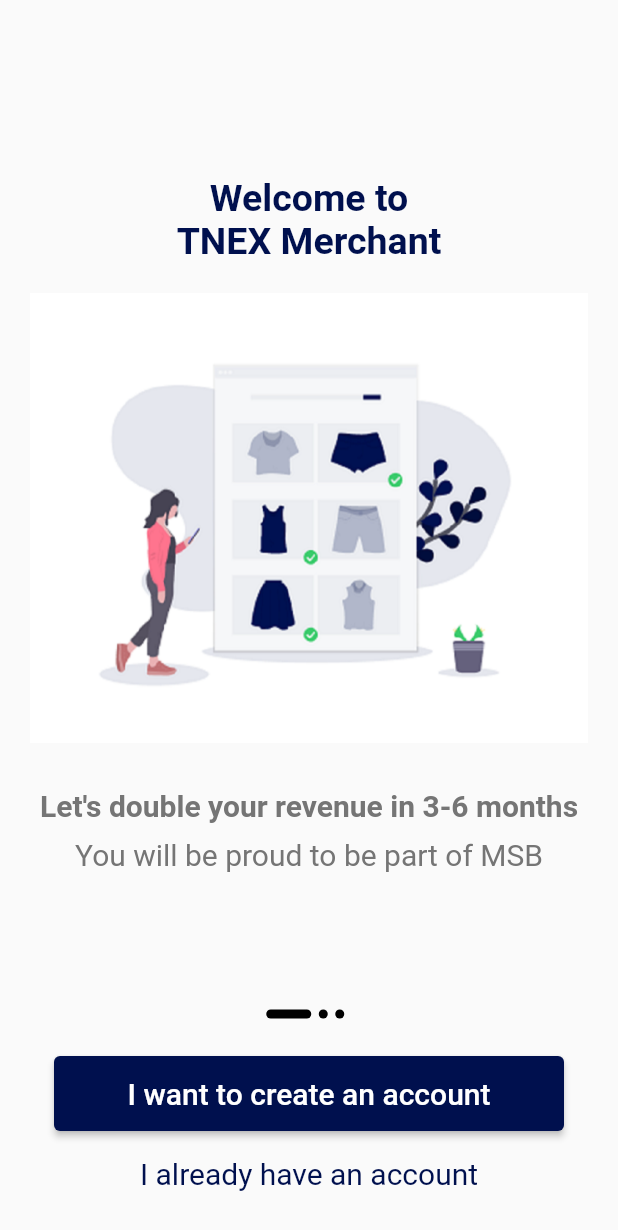
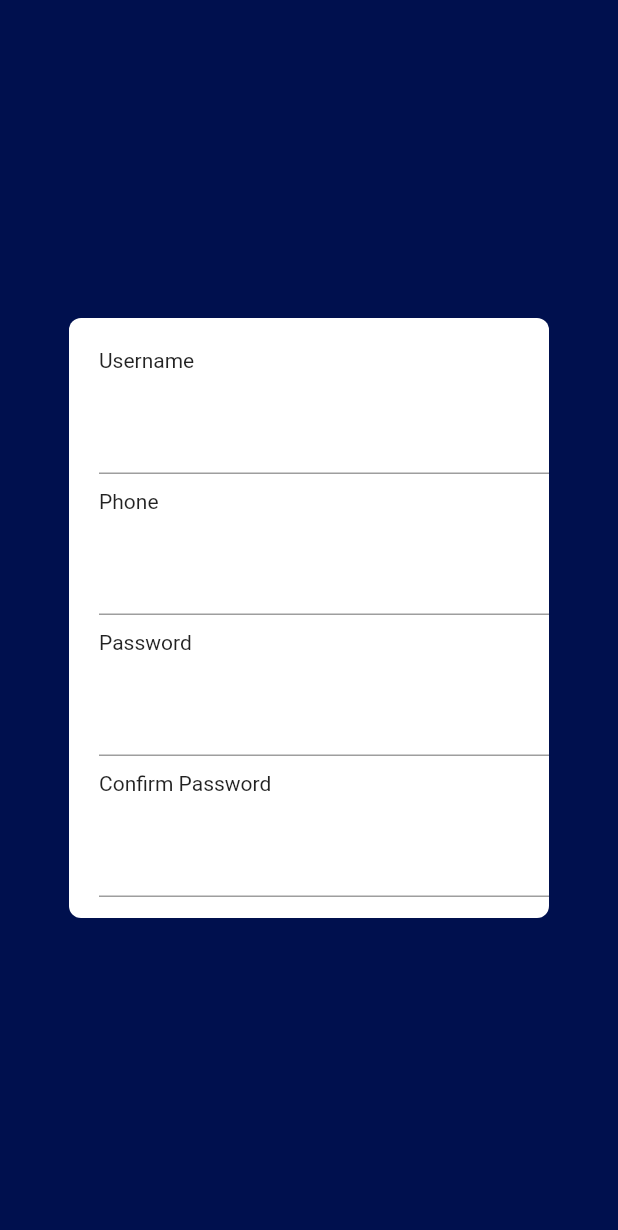
Before and after one commit to NDK1410/TNEX_Merchant, a Flutter app: the IntroScreen screen opened directly, after a tap on "I want to create an account", on a phone screen of 412 x 824 dp. Shown: the top 1230 px of the screen. Run offline on Flutter 3.47's test engine with Material 2 defaults, Android fonts, the phone set to English and light mode, and no system bars; our stand-ins replace bloc, flutter_bloc.

Commit message:
RegisterScreen

```diff
--- /dev/null
+++ b/lib/src/BloC/RegisterBloC/RegisterBloc.dart
@@ -0,0 +1,6 @@
+import 'dart:async';
+import 'package:bloc/bloc.dart';
+import 'package:flutter_bloc/flutter_bloc.dart';
+import 'package:tnexmerchant/src/validations/validation.dart';
+
+class RegisterBloc {}
--- a/lib/src/MyApp.dart
+++ b/lib/src/MyApp.dart
@@ -1,13 +1,25 @@
 import 'package:flutter/material.dart';
 import 'package:tnexmerchant/src/screens/LoadingScreen.dart';
-import 'package:tnexmerchant/src/screens/CampainSelectTemplate.dart';
+import 'package:tnexmerchant/src/screens/RegisterScreen.dart';
+import 'package:tnexmerchant/src/screens/IntroScreen.dart';
+import 'package:tnexmerchant/src/helpers/SlideRightRouter.dart';
 
 class MyApp extends StatelessWidget {
   @override
   Widget build(BuildContext context) {
     return MaterialApp(
       title: 'TNEX Merchant App',
-      home: CampaignSelectTemplate(),
+      onGenerateRoute: (RouteSettings settings) {
+        switch (settings.name) {
+          case '/':
+            return SlideRightRoute(widget: IntroScreen());
+            break;
+          case '/register':
+            return SlideRightRoute(widget: RegisterScreen());
+            break;
+        }
+      },
+      home: LoadingScreen(),
     );
   }
 }
--- a/lib/src/helpers/MyString.dart
+++ b/lib/src/helpers/MyString.dart
@@ -3,4 +3,15 @@
   static var step2 = "Just a few steps and it's done";
   static var step3 = "You are the only self";
   static var step4 = "You will be proud to be part of MSB";
+  static var username_provide = "Please provide username";
+  static var all_errors =
+      "Please correct all the highlighted errors and try again";
+  static var password_provide = "Please provide a password";
+  static var phone_format = "Phone number is not in correct format";
+  static var stronger_password = "Please provide stronger password";
+  static var min_char = "more than 8 characters";
+  static var lower = "Lowercase";
+  static var upper_case = "Uppercase";
+  static var number_or_special = "Number or special characters";
+  static var username_require = "Only aphabet and number characters";
 }
--- /dev/null
+++ b/lib/src/helpers/SlideRightRouter.dart
@@ -0,0 +1,24 @@
+import 'package:flutter/material.dart';
+
+class SlideRightRoute extends PageRouteBuilder {
+  final Widget widget;
+  SlideRightRoute({this.widget})
+      : super(
+          pageBuilder: (BuildContext context, Animation<double> animation,
+              Animation<double> secondaryAnimation) {
+            return widget;
+          },
+          transitionsBuilder: (BuildContext context,
+              Animation<double> animation,
+              Animation<double> secondaryAnimation,
+              Widget child) {
+            return new SlideTransition(
+              position: new Tween<Offset>(
+                begin: const Offset(1.0, 0.0),
+                end: Offset.zero,
+              ).animate(animation),
+              child: child,
+            );
+          },
+        );
+}
--- a/lib/src/screens/IntroScreen.dart
+++ b/lib/src/screens/IntroScreen.dart
@@ -74,7 +74,9 @@
                     Radius.circular(4),
                   ),
                 ),
-                onPressed: () {},
+                onPressed: () {
+                  Navigator.pushNamed(context, '/register');
+                },
                 child: Text(
                   "I want to create an account",
                   style: TextStyle(
--- /dev/null
+++ b/lib/src/screens/RegisterScreen.dart
@@ -0,0 +1,72 @@
+import 'package:flutter/material.dart';
+import 'package:tnexmerchant/src/helpers/MyColors.dart';
+
+class RegisterScreen extends StatefulWidget {
+  @override
+  _RegisterScreenState createState() => _RegisterScreenState();
+}
+
+class _RegisterScreenState extends State<RegisterScreen> {
+  @override
+  Widget build(BuildContext context) {
+    return Scaffold(
+      // backgroundColor: MyColors.secondary,
+      body: Container(
+        child: Stack(
+          children: <Widget>[
+            Container(
+              color: MyColors.secondary,
+            ),
+            Center(
+              child: Container(
+                height: 400,
+                width: 320,
+                decoration: BoxDecoration(
+                  color: Colors.white,
+                  borderRadius: BorderRadius.circular(8),
+                ),
+                child: Column(
+                  crossAxisAlignment: CrossAxisAlignment.start,
+                  children: <Widget>[
+                    Padding(
+                      padding: EdgeInsets.only(top: 20, left: 20),
+                      child: Text("Username"),
+                    ),
+                    Padding(
+                      padding: EdgeInsets.only(top: 20, left: 20),
+                      child: TextFormField(),
+                    ),
+                    Padding(
+                      padding: EdgeInsets.only(top: 10, left: 20),
+                      child: Text("Phone"),
+                    ),
+                    Padding(
+                      padding: EdgeInsets.only(top: 20, left: 20),
+                      child: TextFormField(),
+                    ),
+                    Padding(
+                      padding: EdgeInsets.only(top: 10, left: 20),
+                      child: Text("Password"),
+                    ),
+                    Padding(
+                      padding: EdgeInsets.only(top: 20, left: 20),
+                      child: TextFormField(),
+                    ),
+                    Padding(
+                      padding: EdgeInsets.only(top: 10, left: 20),
+                      child: Text("Confirm Password"),
+                    ),
+                    Padding(
+                      padding: EdgeInsets.only(top: 20, left: 20),
+                      child: TextFormField(),
+                    ),
+                  ],
+                ),
+              ),
+            ),
+          ],
+        ),
+      ),
+    );
+  }
+}
--- /dev/null
+++ b/lib/src/validations/validation.dart
@@ -0,0 +1,29 @@
+class Validations {
+  static bool isValidUser(String user) {
+    return user != null && user.length > 6 && user.contains("@");
+  }
+
+  static bool isValidPass(String pass) {
+    return pass != null && pass.length > 6;
+  }
+
+  static bool isValidAddress(String address) {
+    return address != null && address.length > 4;
+  }
+
+  static bool isHaveLowerCase(String) {}
+
+  static bool isMissingPassword(String) {}
+
+  static bool isPhoneNumberNotFormat(String) {}
+
+  static bool isMissingUserName(String) {}
+
+  static bool needStrongerPassword(String) {}
+
+  static bool isHaveUpperCase(String) {}
+
+  static bool contentNumberOrSpecialCharacters(String) {}
+
+  static bool moreThan8characters(String) {}
+}
--- a/pubspec.yaml
+++ b/pubspec.yaml
@@ -31,6 +31,8 @@
   get_cli: ^1.3.16
   get: ^3.22.2
   spider: ^1.1.1
+  flutter_bloc: ^6.1.1
+  string_validator: ^0.1.4
 
 dev_dependencies:
   flutter_test:
```
Also changed, not shown: assets/1-register/bg_transfer_full.png (added), pubspec.lock.
